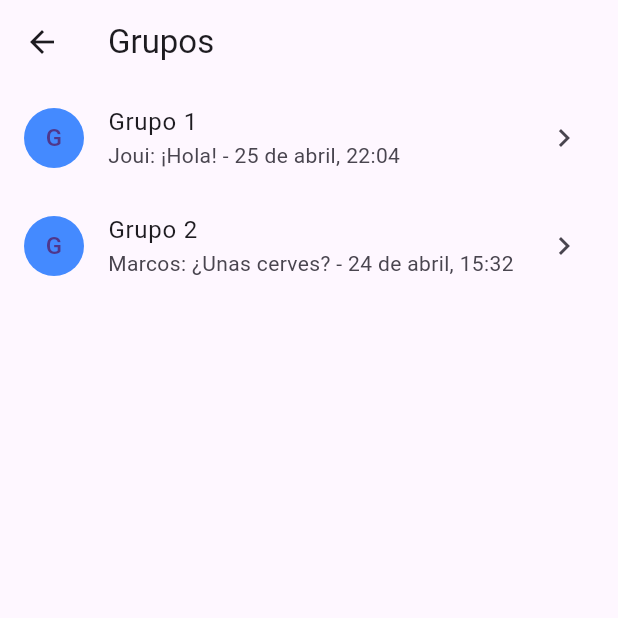
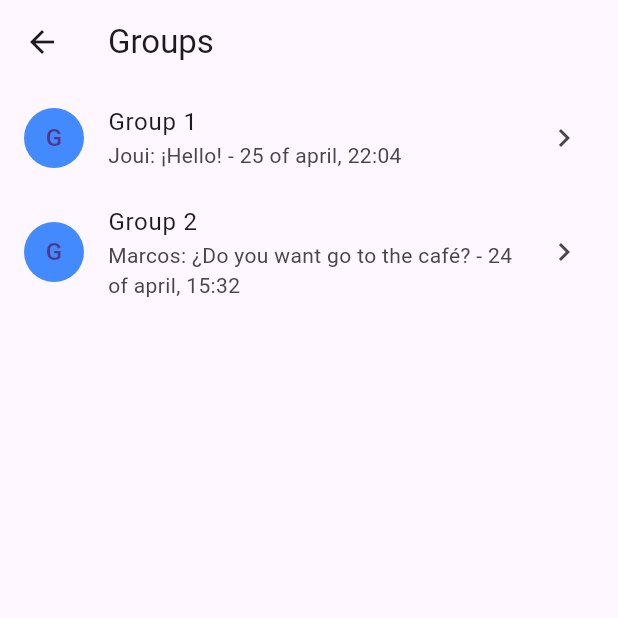
Before and after one commit to the-code-team/PostIn-App, a Flutter app: the GroupsPage screen opened directly, on a phone screen of 412 x 824 dp, the top half of it. Run offline on Flutter 3.47's test engine with Material 3 defaults, Android fonts, the phone set to English and light mode, and no system bars; our stand-ins replace flutter_map, latlong2.

Commit message:
Fix/Language change to English

```diff
--- a/lib/pages/chatPage.dart
+++ b/lib/pages/chatPage.dart
@@ -5,17 +5,11 @@ class ChatPage extends StatelessWidget {
 
   ChatPage({required this.groupName});
 
-  final List<Map<String, dynamic>> messages = [
-    {'sender': 'Joui', 'message': '¡Hola! ¿Cómo están?', 'time': '10:15 AM'},
-    {'sender': 'Marcos', 'message': 'Todo bien, ¿y tú?', 'time': '10:17 AM'}
-    // Añade más mensajes aquí
-  ];
-
   @override
   Widget build(BuildContext context) {
     return Scaffold(
       appBar: AppBar(
-        title: Text('Chat del $groupName'),
+        title: Text('$groupName'),
       ),
     );
   }
--- a/lib/pages/groupsPage.dart
+++ b/lib/pages/groupsPage.dart
@@ -2,27 +2,29 @@ import 'package:flutter/material.dart';
 import 'package:postin_app/pages/chatPage.dart';
 
 class GroupsPage extends StatelessWidget {
+  //Son grupos de ejemplo dolamente
   final List<Map<String, dynamic>> groups = [
     {
-      'name': 'Grupo 1',
-      'lastMessage': 'Joui: ¡Hola!',
-      'time': '25 de abril, 22:04'
+      'name': 'Group 1',
+      'lastMessage': 'Joui: ¡Hello!',
+      'time': '25 of april, 22:04'
     },
     {
-      'name': 'Grupo 2',
-      'lastMessage': 'Marcos: ¿Unas cerves?',
-      'time': '24 de abril, 15:32'
+      'name': 'Group 2',
+      'lastMessage': 'Marcos: ¿Do you want go to the café?',
+      'time': '24 of april, 15:32'
     }
-    // Puedes añadir más grupos aquí
   ];
 
   @override
   Widget build(BuildContext context) {
     return Scaffold(
       appBar: AppBar(
-        title: Text('Grupos'),
+        //Titulo de la página
+        title: Text('Groups'),
       ),
       body: ListView.builder(
+        //Lista donde salen los grupos
         itemCount: groups.length,
         itemBuilder: (context, index) {
           var group = groups[index];
@@ -36,6 +38,7 @@ class GroupsPage extends StatelessWidget {
               );
             },
             child: ListTile(
+              //Icono del grupo
               leading: CircleAvatar(
                 backgroundColor: Colors.blueAccent,
                 child: Text(group['name'][0]),
```
